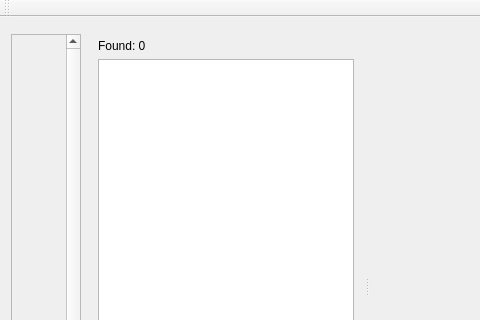
Old version of the form programs/KJVCanOpener/KJVCanOpener.ui in the repository dewhisna/KingJamesPureBibleSearch; both pictures show x 0 to 480 and y 0 to 320 of the 1024 by 576 pixel window.
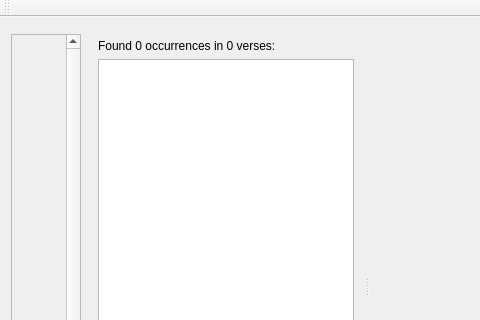
New version of the form. Custom widgets are drawn as their Qt base class.

Commit message: Fixed annoying found count to show found phrase count and verse count.

What changed in the file:
```diff
--- a/programs/KJVCanOpener/KJVCanOpener.ui
+++ b/programs/KJVCanOpener/KJVCanOpener.ui
@@ -76,7 +76,7 @@
         <item>
          <widget class="QLabel" name="lblSearchResultsCount">
           <property name="text">
-           <string>Found: 0</string>
+           <string>Found 0 occurrences in 0 verses:</string>
           </property>
          </widget>
         </item>
```
Left out of the diff: 2 changed lines with no effect on the pictures. The commit also changes 2 other files.
